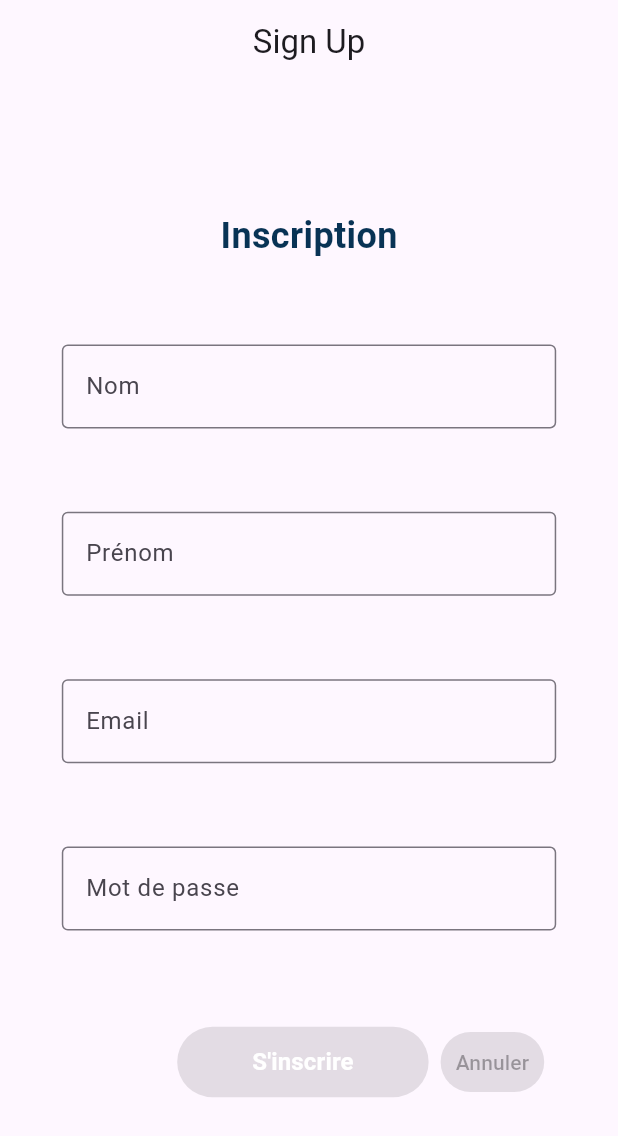
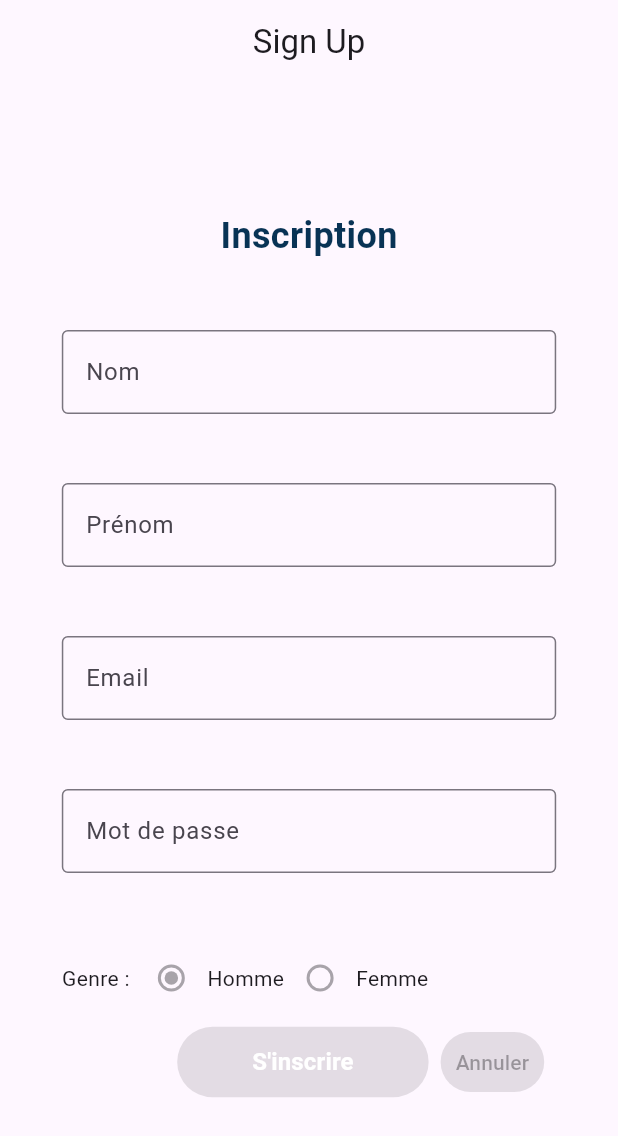
Before and after one commit to adiallo12/lpmiManageApp, a Flutter app: the screen it shows after launch, on a phone screen of 412 x 824 dp. Shown: the top 1136 px of the screen. Run offline on Flutter 3.47's test engine with Material 3 defaults, Android fonts, the phone set to English and light mode, and no system bars.

Commit message:
✨ Added person gender

```diff
--- a/lib/signup_page.dart
+++ b/lib/signup_page.dart
@@ -61,6 +61,23 @@ class _SignUpPageState extends State<SignUpPage> {
                   ),
                 ),
                 const Spacer(flex: 1),
+                const Row(
+                  children: [
+                    Text("Genre : "),
+                    Radio(
+                      value: 0,
+                      groupValue: 0,
+                      onChanged: null,
+                    ),
+                    Text("Homme"),
+                    Radio(
+                      value: 1,
+                      groupValue: 0,
+                      onChanged: null,
+                    ),
+                    Text("Femme"),
+                  ],
+                ),
                 ButtonBar(
                   children: [
                     ElevatedButton(
```
